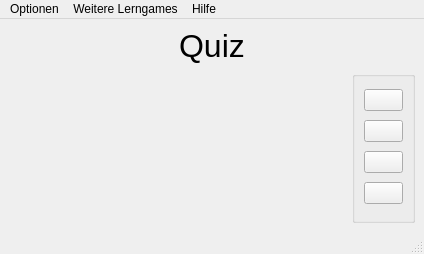
Before: the Qt Designer form newStartScreen.ui in geometalab/Quiz-QGIS-Plugin, drawn with Qt 5.
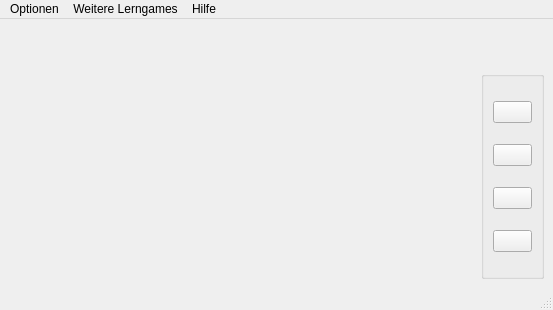
After: the same form once the commit is applied. Icons and pictures are not drawn.

Diff of the .ui file:
```diff
--- a/newStartScreen.ui
+++ b/newStartScreen.ui
@@ -6,8 +6,8 @@
    <rect>
     <x>0</x>
     <y>0</y>
-    <width>424</width>
-    <height>254</height>
+    <width>553</width>
+    <height>310</height>
    </rect>
   </property>
   <property name="windowTitle">
@@ -51,7 +51,7 @@
          <string notr="true">font: 24pt &quot;MS Shell Dlg 2&quot;;</string>
         </property>
         <property name="text">
-         <string>&lt;html&gt;&lt;head/&gt;&lt;body&gt;&lt;p align=&quot;center&quot;&gt;&lt;span style=&quot; color:#000000;&quot;&gt;Quiz&lt;/span&gt;&lt;/p&gt;&lt;/body&gt;&lt;/html&gt;</string>
+         <string>&lt;html&gt;&lt;head/&gt;&lt;body&gt;&lt;p&gt;&lt;img src=&quot;:/df/logoFinal.png&quot;/&gt;&lt;/p&gt;&lt;/body&gt;&lt;/html&gt;</string>
         </property>
        </widget>
       </item>
@@ -409,7 +409,7 @@
     <rect>
      <x>0</x>
      <y>0</y>
-     <width>424</width>
+     <width>553</width>
      <height>21</height>
     </rect>
    </property>
```
Left out of the diff: 4 changed lines with no effect on the pictures.
